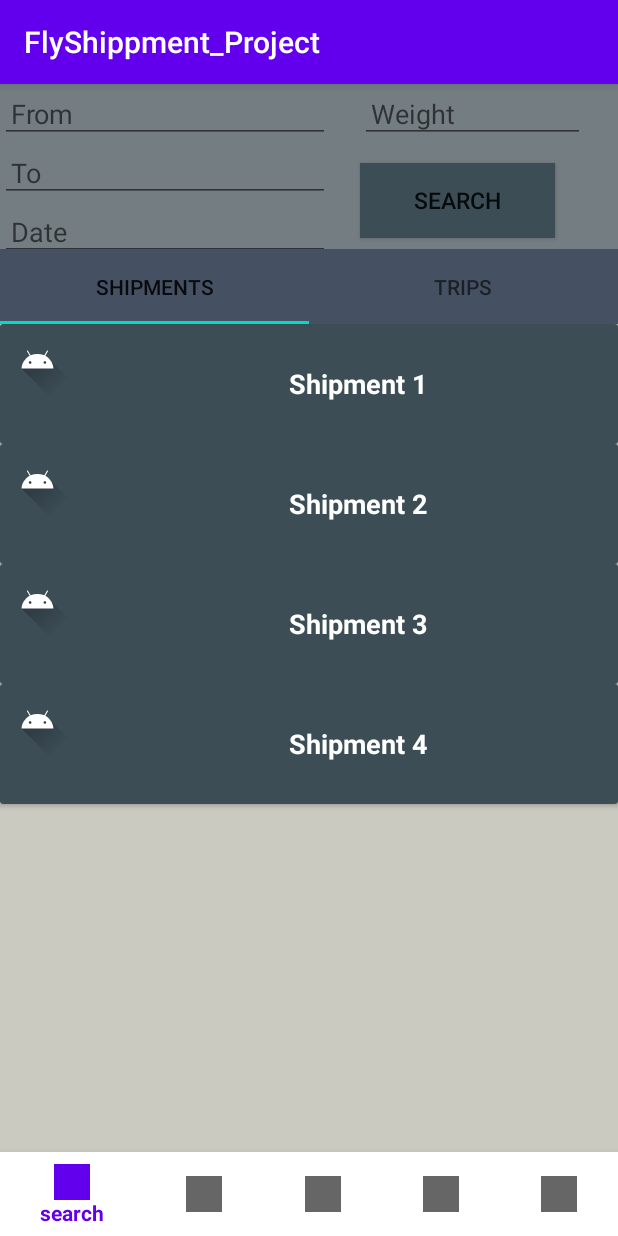
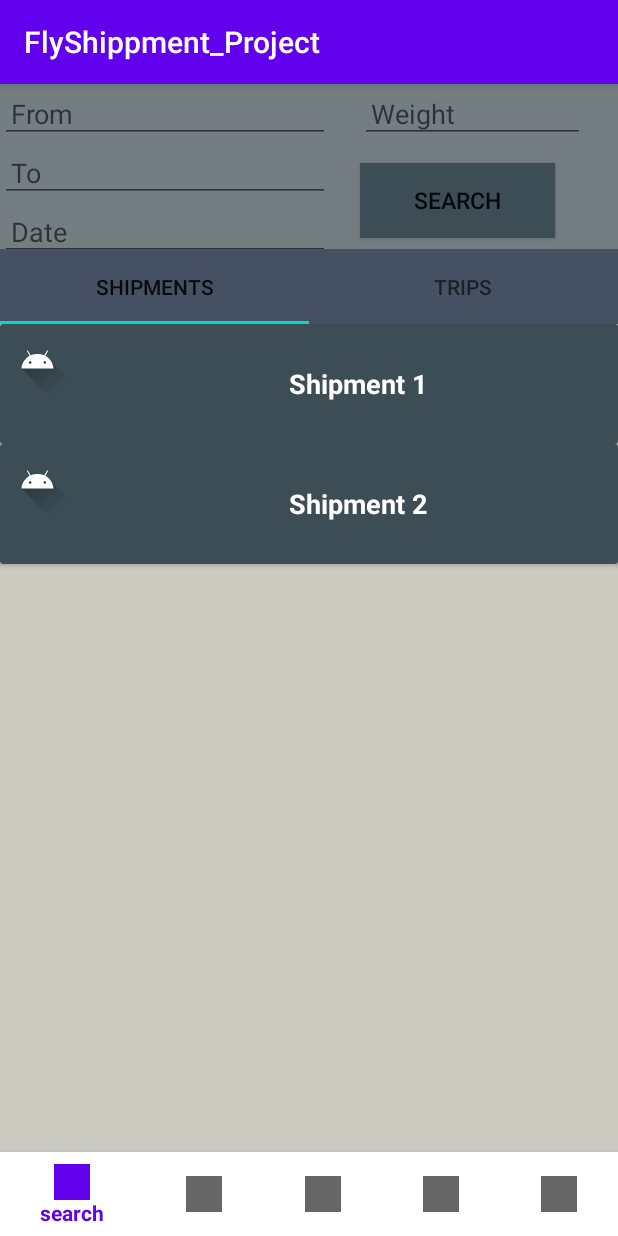
Before and after one commit to p-rajpjc0h/MayerEmad7, an Android app: the MainActivity screen opened directly, with no data from a screen before it, after a tap on "SEARCH", on a phone screen of 412 x 824 dp. Run offline under Robolectric (Android 15) with nearby library versions, the phone set to English and light mode, and no system bars.

Commit message:
first commit

```diff
--- a/app/src/main/java/adapters_and_items/AdapterShipment.java
+++ b/app/src/main/java/adapters_and_items/AdapterShipment.java
@@ -22,12 +22,14 @@ import java.util.List;
 
 public class AdapterShipment extends RecyclerView.Adapter<AdapterShipment.MyViewHolder>
 {
-    private List<ShipmentItem> ShipmentsList;
+    private ArrayList<ShipmentItem> ShipmentsList;
+    private Context mcontext;
 
     // Provide a suitable constructor (depends on the kind of dataset)
-    public AdapterShipment(List<ShipmentItem> DataList)
+    public AdapterShipment(ArrayList<ShipmentItem> DataList,Context con)
     {
         ShipmentsList = DataList;
+        mcontext=con;
     }
 
     //ok
@@ -49,10 +51,10 @@ public class AdapterShipment extends RecyclerView.Adapter<AdapterShipment.MyView
     @Override
     public AdapterShipment.MyViewHolder onCreateViewHolder(ViewGroup parent, int viewType) {
         // create a new view
-        View listItemView = LayoutInflater.from(parent.getContext()).inflate(R.layout.shipment_item, parent, false);
+        View listItemView = LayoutInflater.from(mcontext).inflate(R.layout.shipment_item, parent, false);
         MyViewHolder vh = new MyViewHolder(listItemView);
+        Log.i("-------------------->", "onCreate ");
         return vh;
-
     }
 
     // ok Replace the contents of a view (invoked by the layout manager)
@@ -63,6 +65,7 @@ public class AdapterShipment extends RecyclerView.Adapter<AdapterShipment.MyView
         // - replace the contents of the view with that element
         holder.textView.setText(ShipmentsList.get(position).getstr());
         holder.imageView.setImageResource(ShipmentsList.get(position).getImageId());
+        Log.i("h--------------------", "onBind "+position);
     }
 
     // ok Return the size of your dataset (invoked by the layout manager)
@@ -71,11 +74,11 @@ public class AdapterShipment extends RecyclerView.Adapter<AdapterShipment.MyView
         return ShipmentsList.size();
     }
 
-    public void updateData(List<ShipmentItem> filteredItems) {
-        Log.i("h--------------------", "before "+ShipmentsList.size());
+    public void updateData(ArrayList<ShipmentItem> filteredItems) {
+       // Log.i("h--------------------", "before "+ShipmentsList.size());
         ShipmentsList.clear();
-        ShipmentsList=filteredItems;
-        Log.i("h--------------------", "after "+ShipmentsList.size());
+        ShipmentsList.addAll(filteredItems);
+        //Log.i("h--------------------", "after "+ShipmentsList.size());
         this.notifyDataSetChanged();
     }
     public void clear() {
--- a/app/src/main/java/adapters_and_items/DataProvider.java
+++ b/app/src/main/java/adapters_and_items/DataProvider.java
@@ -13,8 +13,6 @@ public class DataProvider
     private static final List<ShipmentItem> ShipmentList = new ArrayList<ShipmentItem>() {{
         add(new ShipmentItem("Shipment 1", R.drawable.ic_launcher_foreground));
         add(new ShipmentItem("Shipment 2", R.drawable.ic_launcher_foreground));
-        add(new ShipmentItem("Shipment 3", R.drawable.ic_launcher_foreground));
-        add(new ShipmentItem("Shipment 4", R.drawable.ic_launcher_foreground));
     }};
 
     public static List<ShipmentItem> getShipments() {
--- a/app/src/main/java/com/example/flyshippment_project/MainActivity.java
+++ b/app/src/main/java/com/example/flyshippment_project/MainActivity.java
@@ -72,9 +72,11 @@ public class MainActivity extends AppCompatActivity implements SearchNavFragment
     @Override
     public void onFiltering(/* GET filtering items*/)
     {
-        Shipment_Shower_Freg SSF=new Shipment_Shower_Freg();
+        Fragment SSF=new Shipment_Shower_Freg();
             //TODO filter for Shipments
             ArrayList<ShipmentItem> ShipmentList = new ArrayList<ShipmentItem>();
+            ShipmentList.add(new ShipmentItem("Shipment 3", R.drawable.ic_launcher_foreground));
+            ShipmentList.add(new ShipmentItem("Shipment 4", R.drawable.ic_launcher_foreground));
             ShipmentList.add(new ShipmentItem("Shipment 5", R.drawable.ic_launcher_foreground));
             ShipmentList.add(new ShipmentItem("Shipment 6", R.drawable.ic_launcher_foreground));
            //TODO save in bundle and
--- a/app/src/main/java/search_classes/Shipment_Shower_Freg.java
+++ b/app/src/main/java/search_classes/Shipment_Shower_Freg.java
@@ -14,6 +14,7 @@ import android.view.View;
 import android.view.ViewGroup;
 import android.widget.AdapterView;
 import android.widget.Button;
+import android.widget.ImageView;
 import android.widget.ListView;
 import android.widget.Toast;
 
@@ -32,6 +33,8 @@ public class Shipment_Shower_Freg extends Fragment
 
         //FragmentManager fragmentManager=getChildFragmentManager().beginTransaction().replace(R.id.container_frame,new SearchNavFragment()).commit();
     }
+    private RecyclerView recyclerView;
+    private RecyclerView.Adapter mAdapter ;
     @Override
     public View onCreateView(LayoutInflater inflater, ViewGroup container, Bundle savedInstanceState)
     {
@@ -41,39 +44,33 @@ public class Shipment_Shower_Freg extends Fragment
         //TODO get from Bundle
          Bundle fromMain= getArguments();
 
-            RecyclerView recyclerView = (RecyclerView) rootView.findViewById(R.id.rc1);
-            RecyclerView.LayoutManager layoutManager = new LinearLayoutManager(getContext());
+            recyclerView = (RecyclerView) rootView.findViewById(R.id.rc1);
+            RecyclerView.LayoutManager layoutManager = new LinearLayoutManager(getActivity(),LinearLayoutManager.VERTICAL,false);
             recyclerView.setLayoutManager(layoutManager);
             recyclerView.setHasFixedSize(true);
 
              ArrayList<ShipmentItem> FromAPI=(ArrayList<ShipmentItem>) DataProvider.getShipments();
              ArrayList<ShipmentItem> ShipmentsList=new ArrayList<ShipmentItem>();
              ShipmentsList.addAll(FromAPI);
-             RecyclerView.Adapter mAdapter = new AdapterShipment(ShipmentsList);
-        if(fromMain!=null)
-        {
-            ArrayList<ShipmentItem> FilteredShipmentsList=(ArrayList<ShipmentItem>) fromMain.getSerializable("SSF_Array");
-            ShipmentsList=FilteredShipmentsList;
-            ((AdapterShipment) mAdapter).updateData(ShipmentsList);
-            Toast.makeText(getContext(), "After Search"+mAdapter.getItemCount(), Toast.LENGTH_SHORT).show();
-        }
 
-        recyclerView.setAdapter(mAdapter);
+            mAdapter = new AdapterShipment(ShipmentsList,getContext());
+            if(fromMain!=null)
+            {
+                ArrayList<ShipmentItem> FilteredShipmentsList=(ArrayList<ShipmentItem>) fromMain.getSerializable("SSF_Array");
+                ((AdapterShipment) mAdapter).updateData(FilteredShipmentsList);
+                mAdapter.notifyDataSetChanged();
+                Toast.makeText(getContext(), "After Search"+mAdapter.getItemCount(), Toast.LENGTH_SHORT).show();
+            }
 
-
-
-           /* listView.setOnItemClickListener(new AdapterView.OnItemClickListener()
-            {@Override
-                public void onItemClick(AdapterView<?> adapterView, View view, int index, long l)
-                { ShipmentItem item = ShipmentsList.get(index); }
-            });*/
-
+            recyclerView.setAdapter(mAdapter);
             return rootView;
     }
 
     @Override
     public void onDestroyView() {
         //Log.i("Shipment_Shower_Freg", "----------------------The Son Fregment is dead now");
+        Toast.makeText(getContext(), "Shipment_Shower_Fregment is dead now ", Toast.LENGTH_SHORT).show();
+
         super.onDestroyView();
     }
 
--- a/app/src/main/java/search_classes/Trip_Shower_Freg.java
+++ b/app/src/main/java/search_classes/Trip_Shower_Freg.java
@@ -46,7 +46,7 @@ public class Trip_Shower_Freg extends Fragment
         RecyclerView.LayoutManager layoutManager = new LinearLayoutManager(getContext());
         recyclerView.setLayoutManager(layoutManager);
         recyclerView.setHasFixedSize(true);
-        RecyclerView.Adapter mAdapter = new AdapterShipment(ShipmentsList);
+        RecyclerView.Adapter mAdapter = new AdapterShipment(ShipmentsList,getContext());
         recyclerView.setAdapter(mAdapter);
 
         return rootView;
--- a/app/src/main/res/layout/fragment_search_nav.xml
+++ b/app/src/main/res/layout/fragment_search_nav.xml
@@ -82,7 +82,8 @@
             android:layout_width="match_parent"
             android:layout_height="match_parent"
             android:layout_below="@+id/upper_page"
-            android:background="@color/down" />
+            android:background="@color/down"
+            />
 
     </RelativeLayout>
 
--- a/app/src/main/res/layout/recycler_viewer_search.xml
+++ b/app/src/main/res/layout/recycler_viewer_search.xml
@@ -1,8 +1,12 @@
 <!-- List the Items Of Shipment_Shower_Freg & Trip_Shower_Freg-->
 
-<androidx.recyclerview.widget.RecyclerView
+<FrameLayout
     xmlns:android="http://schemas.android.com/apk/res/android"
     xmlns:tools="http://schemas.android.com/tools"
+    android:layout_width="match_parent"
+    android:layout_height="match_parent">
+
+    <androidx.recyclerview.widget.RecyclerView
         android:id="@+id/rc1"
         android:orientation="vertical"
         android:layout_width="match_parent"
@@ -10,3 +14,5 @@
         android:drawSelectorOnTop="true"
         android:background="@color/down"
         tools:ignore="InvalidId" />
+
+</FrameLayout>
```
Lines whose indentation alone changed are shown as unchanged.
